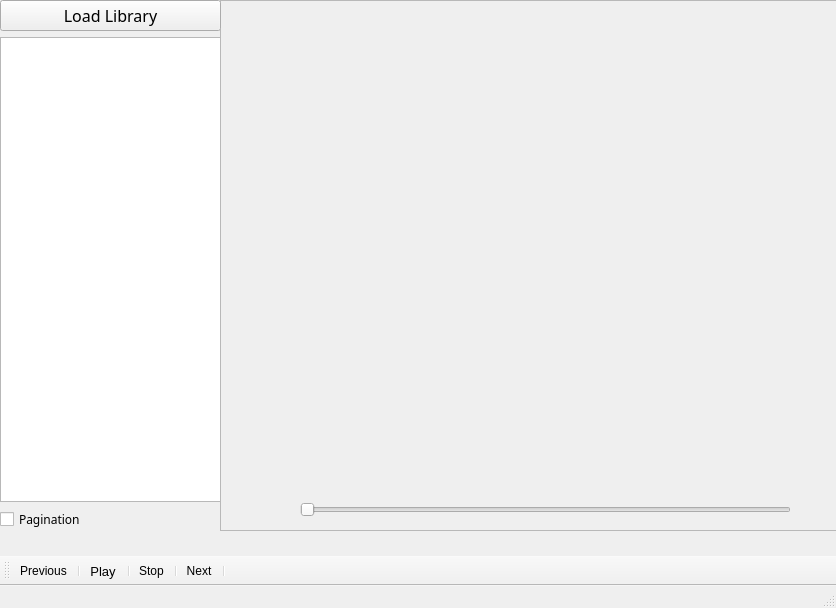
Qt form Interface/mainwindow.ui (FALCH2000/Project_1) before a commit.
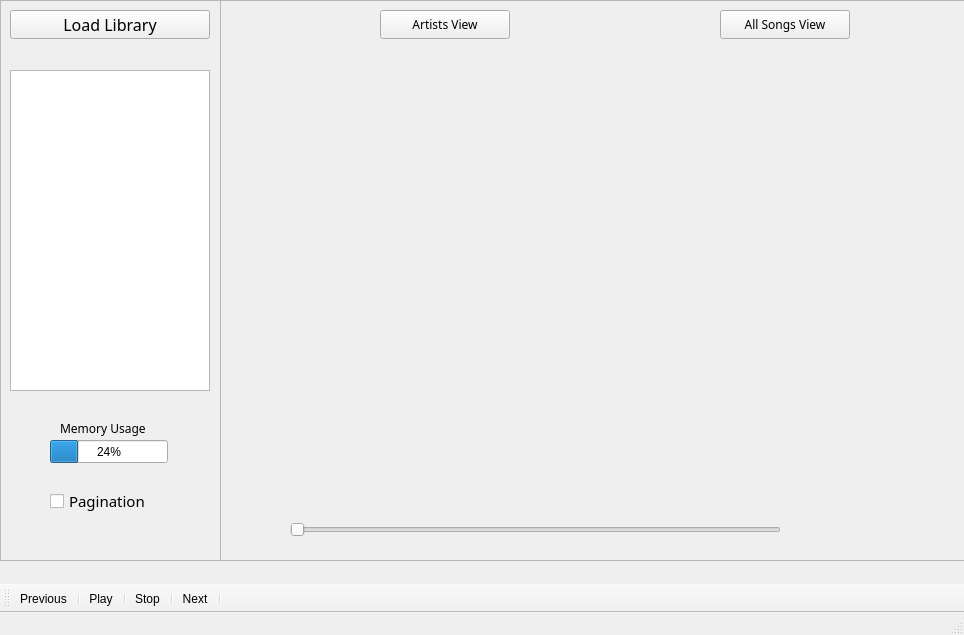
The same form after that commit. Icons and pictures are not drawn.

Commit message: Cambios de diseño en la Interfaz

Diff of the .ui file:
```diff
--- a/Interface/mainwindow.ui
+++ b/Interface/mainwindow.ui
@@ -6,8 +6,8 @@
    <rect>
     <x>0</x>
     <y>0</y>
-    <width>836</width>
-    <height>608</height>
+    <width>964</width>
+    <height>635</height>
    </rect>
   </property>
   <property name="windowTitle">
@@ -19,8 +19,8 @@
      <rect>
       <x>220</x>
       <y>0</y>
-      <width>621</width>
-      <height>531</height>
+      <width>751</width>
+      <height>561</height>
      </rect>
     </property>
     <property name="frameShape">
@@ -32,8 +32,8 @@
     <widget class="QSlider" name="horizontalSlider">
      <property name="geometry">
       <rect>
-       <x>80</x>
-       <y>500</y>
+       <x>70</x>
+       <y>520</y>
        <width>491</width>
        <height>20</height>
       </rect>
@@ -42,19 +42,86 @@
       <enum>Qt::Horizontal</enum>
      </property>
     </widget>
-   </widget>
-   <widget class="QWidget" name="verticalLayoutWidget">
+    <widget class="QPushButton" name="ArtistView_Button">
+     <property name="geometry">
+      <rect>
+       <x>160</x>
+       <y>10</y>
+       <width>130</width>
+       <height>29</height>
+      </rect>
+     </property>
+     <property name="font">
+      <font>
+       <family>Tlwg Typewriter</family>
+      </font>
+     </property>
+     <property name="text">
+      <string>Artists View</string>
+     </property>
+    </widget>
+    <widget class="QPushButton" name="SongsView_Button">
+     <property name="geometry">
+      <rect>
+       <x>500</x>
+       <y>10</y>
+       <width>130</width>
+       <height>29</height>
+      </rect>
+     </property>
+     <property name="font">
+      <font>
+       <family>Tlwg Typewriter</family>
+      </font>
+     </property>
+     <property name="text">
+      <string>All Songs View</string>
+     </property>
+    </widget>
+   </widget>
+   <widget class="QFrame" name="frame_2">
     <property name="geometry">
      <rect>
       <x>0</x>
       <y>0</y>
       <width>221</width>
-      <height>531</height>
+      <height>561</height>
      </rect>
     </property>
-    <layout class="QVBoxLayout" name="verticalLayout">
-     <item>
+    <property name="frameShape">
+     <enum>QFrame::StyledPanel</enum>
+    </property>
+    <property name="frameShadow">
+     <enum>QFrame::Raised</enum>
+    </property>
+    <widget class="QCheckBox" name="checkBox">
+     <property name="geometry">
+      <rect>
+       <x>50</x>
+       <y>490</y>
+       <width>131</width>
+       <height>22</height>
+      </rect>
+     </property>
+     <property name="font">
+      <font>
+       <family>Tlwg Mono</family>
+       <pointsize>11</pointsize>
+      </font>
+     </property>
+     <property name="text">
+      <string>Pagination</string>
+     </property>
+    </widget>
       <widget class="QPushButton" name="pushButton">
+     <property name="geometry">
+      <rect>
+       <x>10</x>
+       <y>10</y>
+       <width>200</width>
+       <height>29</height>
+      </rect>
+     </property>
        <property name="font">
         <font>
          <family>Tlwg Typist</family>
@@ -65,23 +132,47 @@
         <string>Load Library</string>
        </property>
       </widget>
-     </item>
-     <item>
-      <widget class="QListView" name="listView"/>
-     </item>
-     <item>
-      <widget class="QCheckBox" name="checkBox">
+    <widget class="QListView" name="listView">
+     <property name="geometry">
+      <rect>
+       <x>10</x>
+       <y>70</y>
+       <width>200</width>
+       <height>321</height>
+      </rect>
+     </property>
+    </widget>
+    <widget class="QProgressBar" name="progressBar">
+     <property name="geometry">
+      <rect>
+       <x>50</x>
+       <y>440</y>
+       <width>118</width>
+       <height>23</height>
+      </rect>
+     </property>
+     <property name="value">
+      <number>24</number>
+     </property>
+    </widget>
+    <widget class="QLabel" name="label">
+     <property name="geometry">
+      <rect>
+       <x>60</x>
+       <y>420</y>
+       <width>101</width>
+       <height>16</height>
+      </rect>
+     </property>
        <property name="font">
         <font>
-         <family>Ubuntu Thin</family>
+       <family>Tlwg Mono</family>
         </font>
        </property>
        <property name="text">
-        <string>Pagination</string>
-       </property>
-      </widget>
-     </item>
-    </layout>
+      <string>Memory Usage</string>
+     </property>
+    </widget>
    </widget>
   </widget>
   <widget class="QMenuBar" name="menubar">
@@ -132,9 +223,7 @@
     <string>Play a song</string>
    </property>
    <property name="font">
-    <font>
-     <pointsize>10</pointsize>
-    </font>
+    <font/>
    </property>
   </action>
   <action name="actionStop">
```
Left out of the diff: 2 changed lines with no effect on the pictures. Lines whose indentation alone changed are shown as unchanged. The commit also changes 2 other files.
